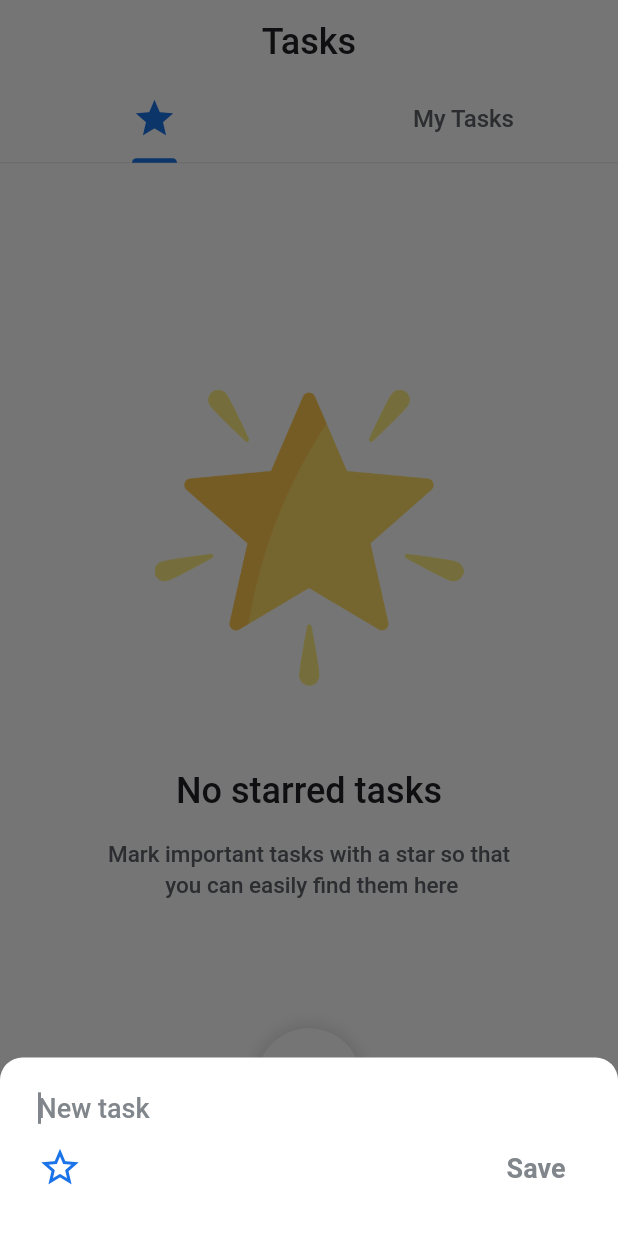
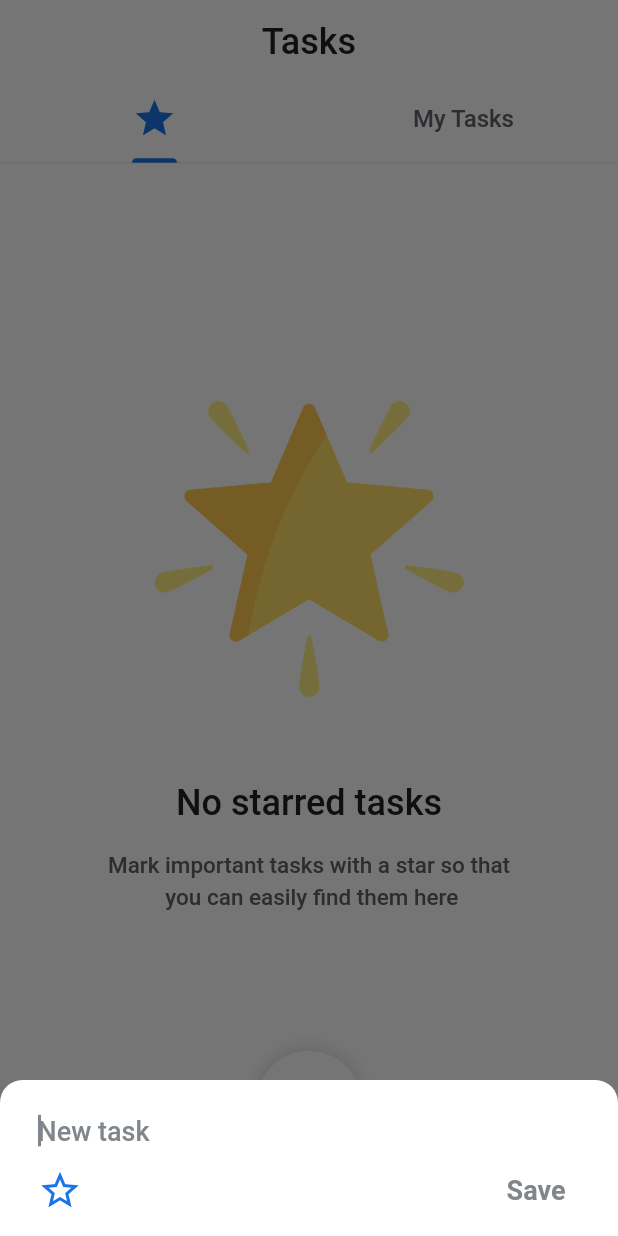
Before and after one commit to dayojiboye/flutter-to-do, a Flutter app: the screen it shows after launch, after a tap on the "add" icon, on a phone screen of 412 x 824 dp. Run offline on Flutter 3.47's test engine with Material 2 defaults, Android fonts, the phone set to English and light mode, and no system bars; our stand-ins replace flutter_riverpod, flutter_svg, google_fonts.

Commit message:
fix: reduced height of bottom sheets

```diff
--- a/lib/screens/home.dart
+++ b/lib/screens/home.dart
@@ -80,7 +80,7 @@ class _HomeScreenState extends State<HomeScreen> with TickerProviderStateMixin {
           ),
         ),
         bottomNavigationBar: Container(
-          height: 100,
+          height: 85.0,
           decoration: const BoxDecoration(
             boxShadow: [
               BoxShadow(
@@ -90,7 +90,6 @@ class _HomeScreenState extends State<HomeScreen> with TickerProviderStateMixin {
             ],
           ),
           child: BottomAppBar(
-            height: double.infinity,
             padding: const EdgeInsets.only(left: 10, right: 10, top: 10),
             elevation: 0,
             shape: const CircularNotchedRectangle(),
@@ -105,7 +104,7 @@ class _HomeScreenState extends State<HomeScreen> with TickerProviderStateMixin {
                   onTap: () => AppBottomSheet(
                     context: context,
                     showDragHandle: false,
-                    height: 200,
+                    height: 160.0,
                     child: Padding(
                       padding: const EdgeInsets.only(top: 12.0, right: 8.0),
                       child: Column(
@@ -145,7 +144,7 @@ class _HomeScreenState extends State<HomeScreen> with TickerProviderStateMixin {
                   onTap: () => AppBottomSheet(
                     context: context,
                     showDragHandle: false,
-                    height: 200,
+                    height: 100.0,
                     child: const SettingsBottomSheet(),
                   ).open(),
                   backgroundColor: kBackGroundColor,
--- a/lib/widgets/add_task_bottom_sheet.dart
+++ b/lib/widgets/add_task_bottom_sheet.dart
@@ -70,7 +70,7 @@ class AddTaskState extends ConsumerState<AddTask> {
             top: 10,
             left: 25,
             right: 25,
-            bottom: 30,
+            bottom: 15,
           ),
           child: Column(
             children: [
```
